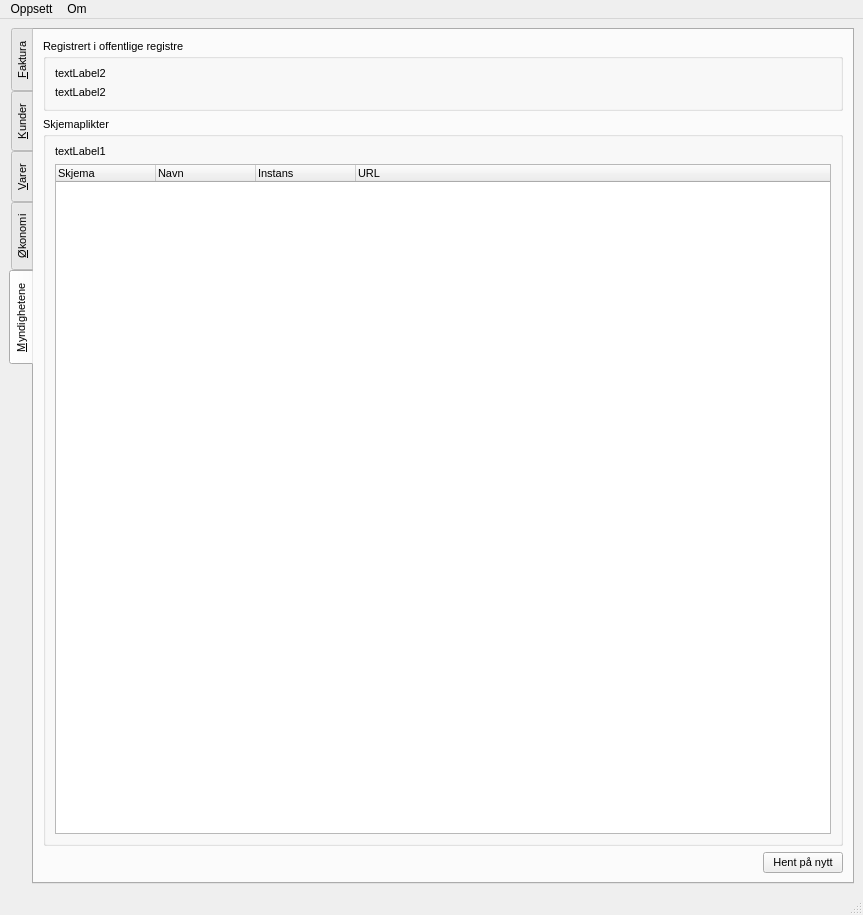
Qt form faktura4.ui (kkoksvik/finfaktura) before a commit.
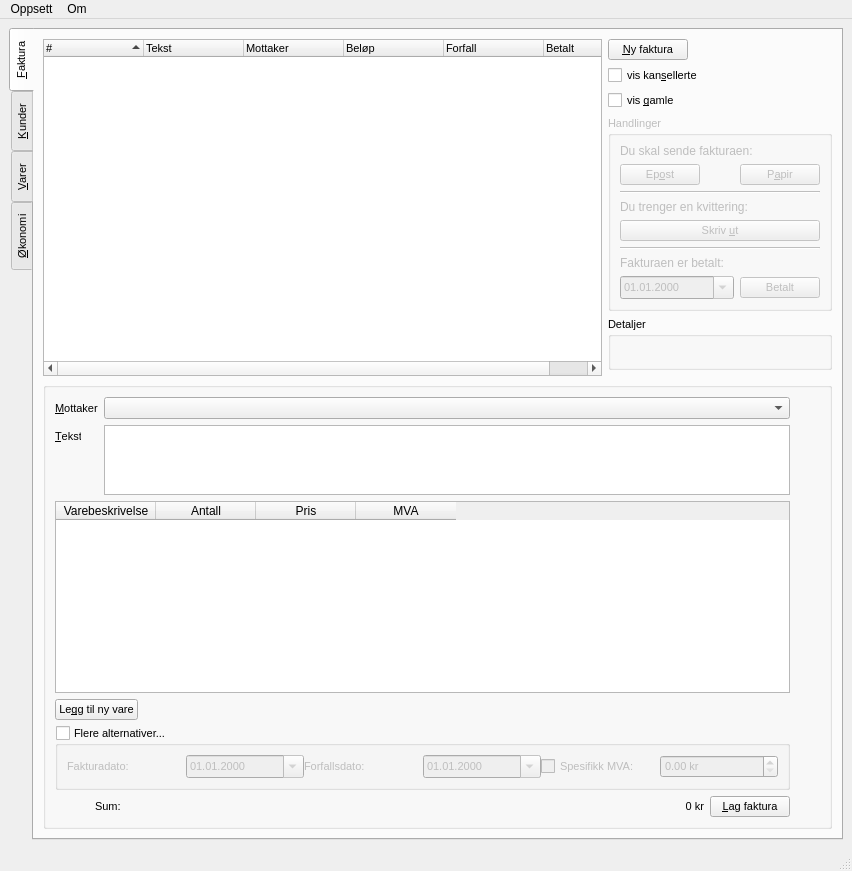
The same form after that commit. The open tabs and pages were chosen to show the change. Icons and pictures are not drawn.

The edit to the form file:
```diff
--- a/faktura4.ui
+++ b/faktura4.ui
@@ -5,8 +5,8 @@
    <rect>
     <x>0</x>
     <y>0</y>
-    <width>863</width>
-    <height>915</height>
+    <width>852</width>
+    <height>864</height>
    </rect>
   </property>
   <property name="font" >
@@ -22,14 +22,6 @@
    <bool>false</bool>
   </property>
   <widget class="QWidget" name="centralwidget" >
-   <property name="geometry" >
-    <rect>
-     <x>0</x>
-     <y>27</y>
-     <width>863</width>
-     <height>867</height>
-    </rect>
-   </property>
    <layout class="QGridLayout" name="gridLayout_9" >
     <item row="0" column="0" >
      <widget class="QTabWidget" name="fakturaTab" >
@@ -66,14 +58,6 @@
        <bool>true</bool>
       </property>
       <widget class="QWidget" name="tab" >
-       <property name="geometry" >
-        <rect>
-         <x>0</x>
-         <y>0</y>
-         <width>821</width>
-         <height>851</height>
-        </rect>
-       </property>
        <attribute name="title" >
         <string>&amp;Faktura</string>
        </attribute>
@@ -274,7 +258,6 @@
                    <property name="showGrid" >
                     <bool>false</bool>
                    </property>
-                   <row/>
                    <column>
                     <property name="text" >
                      <string>Varebeskrivelse</string>
@@ -1951,126 +1934,6 @@
         </item>
        </layout>
       </widget>
-      <widget class="QWidget" name="TabPage_3" >
-       <property name="geometry" >
-        <rect>
-         <x>0</x>
-         <y>0</y>
-         <width>821</width>
-         <height>851</height>
-        </rect>
-       </property>
-       <attribute name="title" >
-        <string>&amp;Myndighetene</string>
-       </attribute>
-       <layout class="QGridLayout" name="_16" >
-        <item row="0" column="0" >
-         <widget class="QGroupBox" name="groupBox_5" >
-          <property name="title" >
-           <string>Registrert i offentlige registre</string>
-          </property>
-          <layout class="QGridLayout" name="gridLayout_15" >
-           <item row="0" column="0" >
-            <widget class="QLabel" name="myndigheteneRegistrertTekst" >
-             <property name="text" >
-              <string>textLabel2</string>
-             </property>
-             <property name="textFormat" >
-              <enum>Qt::RichText</enum>
-             </property>
-             <property name="wordWrap" >
-              <bool>false</bool>
-             </property>
-            </widget>
-           </item>
-           <item row="1" column="0" >
-            <widget class="QLabel" name="myndigheteneRegistrertTekst_2" >
-             <property name="text" >
-              <string>textLabel2</string>
-             </property>
-             <property name="textFormat" >
-              <enum>Qt::RichText</enum>
-             </property>
-             <property name="wordWrap" >
-              <bool>false</bool>
-             </property>
-            </widget>
-           </item>
-          </layout>
-         </widget>
-        </item>
-        <item row="2" column="0" >
-         <layout class="QHBoxLayout" name="horizontalLayout_14" >
-          <item>
-           <spacer name="horizontalSpacer_4" >
-            <property name="orientation" >
-             <enum>Qt::Horizontal</enum>
-            </property>
-            <property name="sizeHint" stdset="0" >
-             <size>
-              <width>40</width>
-              <height>20</height>
-             </size>
-            </property>
-           </spacer>
-          </item>
-          <item>
-           <widget class="QPushButton" name="myndigheteneSkjemaHent" >
-            <property name="enabled" >
-             <bool>true</bool>
-            </property>
-            <property name="text" >
-             <string>Hent på nytt</string>
-            </property>
-           </widget>
-          </item>
-         </layout>
-        </item>
-        <item row="1" column="0" >
-         <widget class="QGroupBox" name="groupBox_6" >
-          <property name="title" >
-           <string>Skjemaplikter</string>
-          </property>
-          <layout class="QGridLayout" name="gridLayout_10" >
-           <item row="2" column="1" >
-            <widget class="QTreeWidget" name="myndigheteneSkjemaListe" >
-             <column>
-              <property name="text" >
-               <string>Skjema</string>
-              </property>
-             </column>
-             <column>
-              <property name="text" >
-               <string>Navn</string>
-              </property>
-             </column>
-             <column>
-              <property name="text" >
-               <string>Instans</string>
-              </property>
-             </column>
-             <column>
-              <property name="text" >
-               <string>URL</string>
-              </property>
-             </column>
-            </widget>
-           </item>
-           <item row="1" column="1" >
-            <widget class="QLabel" name="myndigheteneSkjemaTekst" >
-             <property name="text" >
-              <string>textLabel1</string>
-             </property>
-             <property name="wordWrap" >
-              <bool>false</bool>
-             </property>
-            </widget>
-           </item>
-          </layout>
-         </widget>
-        </item>
-       </layout>
-      </widget>
      </widget>
     </item>
    </layout>
@@ -2080,8 +1943,8 @@
     <rect>
      <x>0</x>
      <y>0</y>
-     <width>863</width>
-     <height>27</height>
+     <width>852</width>
+     <height>21</height>
     </rect>
    </property>
    <widget class="QMenu" name="menuOppsett" >
@@ -2107,16 +1970,7 @@
    <addaction name="menuOppsett" />
    <addaction name="menuOm" />
   </widget>
-  <widget class="QStatusBar" name="statusbar" >
-   <property name="geometry" >
-    <rect>
-     <x>0</x>
-     <y>894</y>
-     <width>863</width>
-     <height>21</height>
-    </rect>
-   </property>
-  </widget>
+  <widget class="QStatusBar" name="statusbar" />
   <action name="actionDitt_firma" >
    <property name="text" >
     <string>Ditt firma...</string>
```
Left out of the diff: 94 changed lines with no effect on the pictures.
